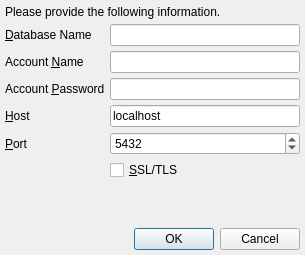
The window that branches/trunk/UI/spot-on-postgresql-connect.ui (textbrowser/spot-on) describes before a commit, drawn with Qt 5.
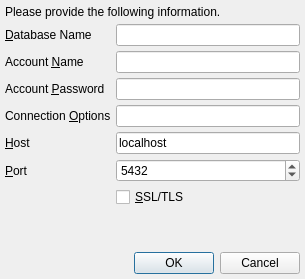
The same window after the commit. Icons and pictures are not drawn.

Patch:
```diff
--- a/branches/trunk/UI/spot-on-postgresql-connect.ui
+++ b/branches/trunk/UI/spot-on-postgresql-connect.ui
@@ -7,7 +7,7 @@
     <x>0</x>
     <y>0</y>
     <width>305</width>
-    <height>255</height>
+    <height>279</height>
    </rect>
   </property>
   <property name="windowIcon">
@@ -33,7 +33,7 @@
      <property name="spacing">
       <number>5</number>
      </property>
-     <item row="5" column="1">
+     <item row="6" column="1">
       <layout class="QHBoxLayout" name="horizontalLayout">
        <property name="spacing">
         <number>5</number>
@@ -103,7 +103,7 @@
        </property>
       </widget>
      </item>
-     <item row="3" column="0">
+     <item row="4" column="0">
       <widget class="QLabel" name="label_3">
        <property name="text">
         <string>&amp;Host</string>
@@ -113,14 +113,14 @@
        </property>
       </widget>
      </item>
-     <item row="3" column="1">
+     <item row="4" column="1">
       <widget class="QLineEdit" name="host">
        <property name="text">
         <string>localhost</string>
        </property>
       </widget>
      </item>
-     <item row="4" column="0">
+     <item row="5" column="0">
       <widget class="QLabel" name="label_5">
        <property name="text">
         <string>&amp;Port</string>
@@ -130,7 +130,7 @@
        </property>
       </widget>
      </item>
-     <item row="4" column="1">
+     <item row="5" column="1">
       <widget class="QSpinBox" name="port">
        <property name="minimum">
         <number>1</number>
@@ -143,6 +143,19 @@
        </property>
       </widget>
      </item>
+     <item row="3" column="0">
+      <widget class="QLabel" name="label_6">
+       <property name="text">
+        <string>Connection &amp;Options</string>
+       </property>
+       <property name="buddy">
+        <cstring>connection_options</cstring>
+       </property>
+      </widget>
+     </item>
+     <item row="3" column="1">
+      <widget class="QLineEdit" name="connection_options"/>
+     </item>
     </layout>
    </item>
    <item>
```
Left out of the diff: 2 changed lines with no effect on the pictures.
